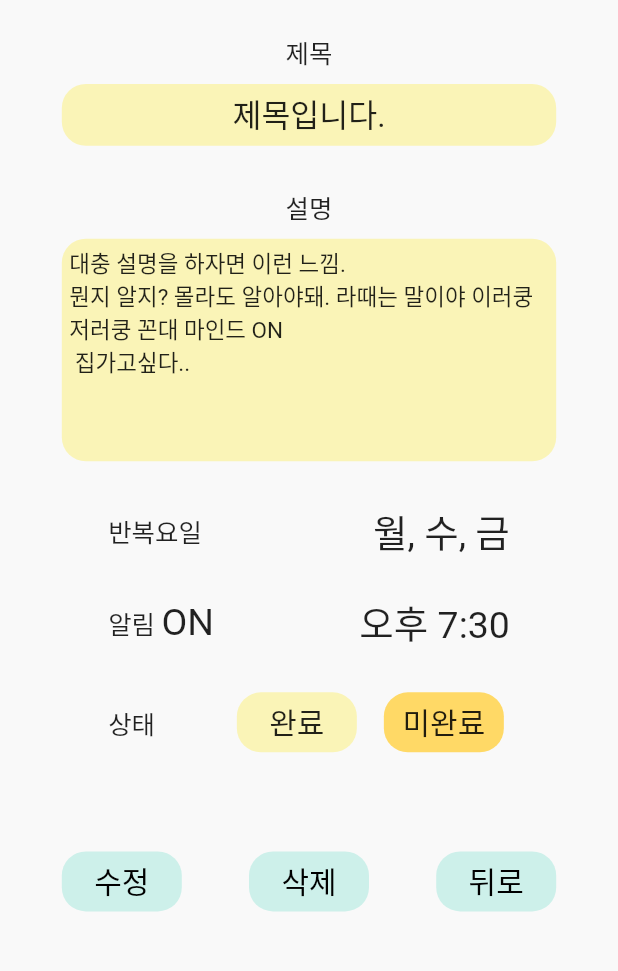
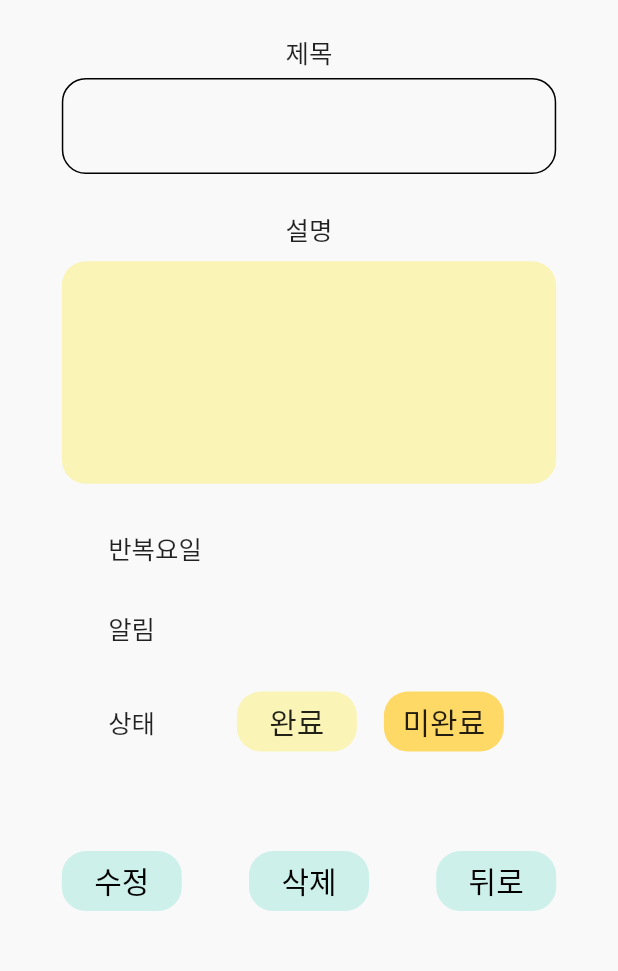
Before and after one commit to Google-DSC-SCH/first_side_project_app, a Flutter app: the CreateDaily screen opened directly, on a phone screen of 412 x 824 dp, the part 257-1228 px from its top. Run offline on Flutter 3.47's test engine with Material 2 defaults, Android fonts, the phone set to English and light mode, and no system bars; Roboto replaces fonts that are missing (HandTyping).

Commit message:
오늘은 포기

```diff
--- a/lib/CreateDaily.dart
+++ b/lib/CreateDaily.dart
@@ -7,11 +7,8 @@ class CreateDaily extends StatefulWidget {
 }
 
 class _CreateDaily extends State<CreateDaily> {
-  String title = "";
-  String content = "";
-  String repeatDay = "";
-  String alarmOnOff = "";
-  String alarmTime = "";
+  TextEditingController titleController = TextEditingController();
+  TextEditingController contentController = TextEditingController();
   int selectedState = 0;
   int stateComColor = 0;
   int stateUncomColor = 0;
@@ -31,12 +28,6 @@ class _CreateDaily extends State<CreateDaily> {
     // TODO: implement initState
     super.initState();
 
-    this.title = "제목입니다.";
-    this.content =
-    "대충 설명을 하자면 이런 느낌.\n뭔지 알지? 몰라도 알아야돼. 라때는 말이야 이러쿵저러쿵 꼰대 마인드 ON\n 집가고싶다..";
-    this.repeatDay = "월, 수, 금";
-    this.alarmOnOff = "ON";
-    this.alarmTime = "오후 7:30";
     this.selectedState = 0;
     this.stateComColor = color_whiteYellow;
     this.stateUncomColor = color_realYellow;
@@ -52,6 +43,7 @@ class _CreateDaily extends State<CreateDaily> {
             fit: BoxFit.fill,
             image: AssetImage('assets/img/background.png'))),
     child: Scaffold(
+        resizeToAvoidBottomInset: false,
         backgroundColor: Colors.transparent,
         body: Column(
           mainAxisAlignment: MainAxisAlignment.end,
@@ -95,30 +87,20 @@ class _CreateDaily extends State<CreateDaily> {
                           Container(
                             height: 5,
                           ),
-                          Card(
-                            shape: RoundedRectangleBorder(
-                              //모서리를 둥글게 하기 위해 사용
-                              borderRadius: BorderRadius.circular(16.0),
-                            ),
-                            color: Color(color_whiteYellow),
-                            elevation: 0, // 그림자 깊이
-                            child: Container(
-                                padding: EdgeInsets.all(5),
-                                width: getMobileSizeFromPercent(
-                                    context, 80, true),
-                                height: getMobileSizeFromPercent(
-                                    context, 5, false),
-                                child: SingleChildScrollView(
-                                  child: Column(
-                                    children: [
-                                      Text(
-                                        this.title,
-                                        style: TextStyle(fontSize: 21),
-                                      )
-                                    ],
-                                  ),
-                                )),
-                          ),
+                          Container(
+                              width: getMobileSizeFromPercent(
+                                  context, 80, true),
+                              // height: getMobileSizeFromPercent(
+                              //     context, 5, false),
+                              child: TextField(
+                                decoration: InputDecoration(
+                                  enabledBorder: OutlineInputBorder(
+                                    borderRadius: BorderRadius.all(Radius.circular(16)),
+
+                                  )
+                                ),
+                                style: TextStyle(fontSize: 21),
+                              )),
                         ],
                       ),
 
@@ -147,7 +129,7 @@ class _CreateDaily extends State<CreateDaily> {
                                   child: Column(
                                     children: [
                                       Text(
-                                        this.content,
+                                        "",
                                         style: TextStyle(fontSize: 15),
                                       ),
                                     ],
@@ -166,7 +148,7 @@ class _CreateDaily extends State<CreateDaily> {
                             Text("반복요일",
                                 style: TextStyle(fontSize: titleFontSize)),
                             Text(
-                              this.repeatDay,
+                              "",
                               textAlign: TextAlign.center,
                               style: TextStyle(fontSize: 25),
                             )
@@ -185,12 +167,12 @@ class _CreateDaily extends State<CreateDaily> {
                                 Text("알림 ",
                                     style:
                                     TextStyle(fontSize: titleFontSize)),
-                                Text(this.alarmOnOff,
+                                Text("",
                                     style: TextStyle(fontSize: 25)),
                               ],
                             ),
                             Text(
-                              this.alarmTime,
+                              "",
                               style: TextStyle(fontSize: 25),
                               textAlign: TextAlign.center,
                             )
```
